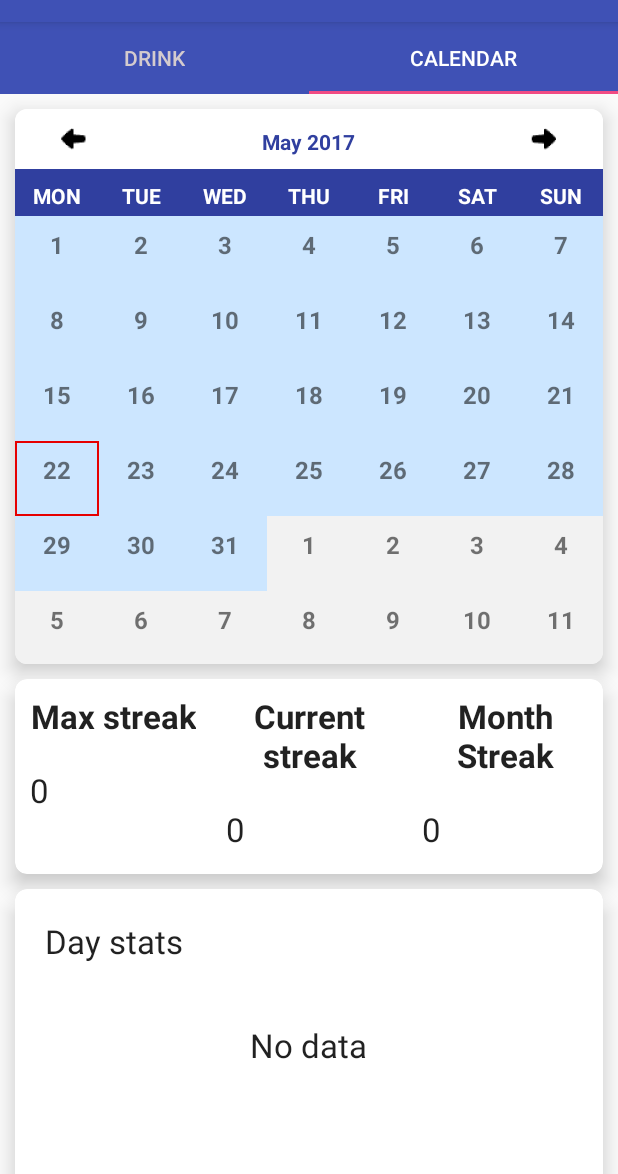
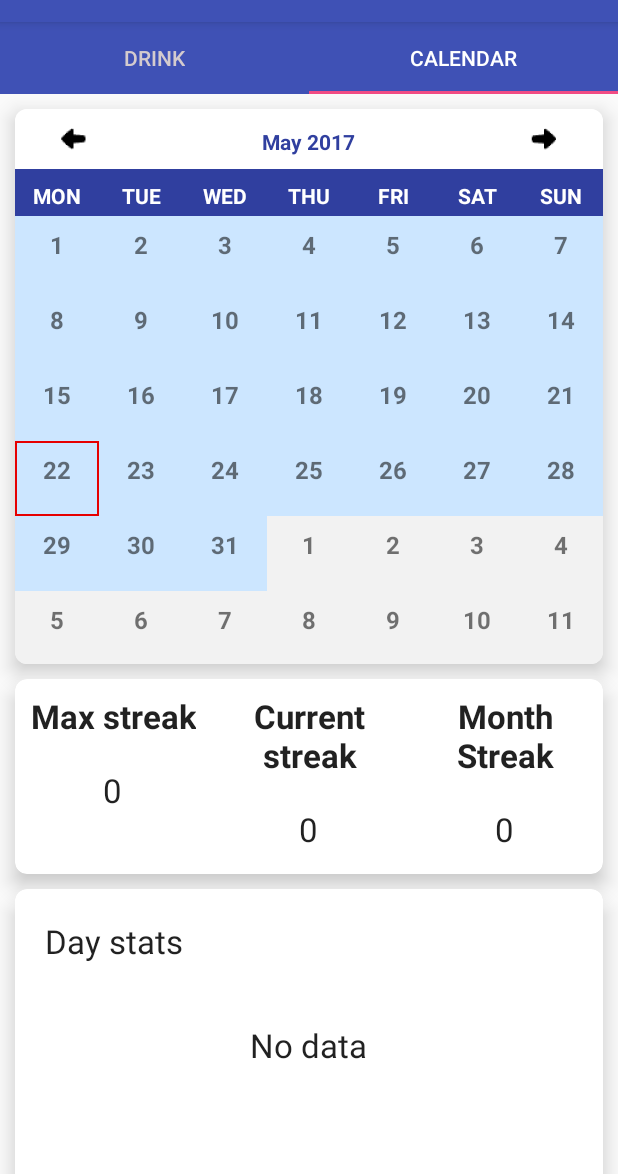
Before and after one commit to eligosoftware/watertime, an Android app: the screen it shows after launch (MainActivity), tab 2 chosen, on a phone screen of 412 x 824 dp, the part 62-1236 px from its top. Run offline under Robolectric (Android 15) with nearby library versions, the phone set to English and light mode, and no system bars.

Commit message:
Solved sql error with current streak and layout gravity of streak values

```diff
--- a/app/src/main/java/com/example/ilgarrasulov/watertime/DatabaseQuery.java
+++ b/app/src/main/java/com/example/ilgarrasulov/watertime/DatabaseQuery.java
@@ -148,7 +148,7 @@ public class DatabaseQuery extends DatabaseObject {
 
                 calendar1.add(Calendar.DAY_OF_MONTH,-1);
 
-                query+=" having max(dt)= '"+convertDateToString(calendar1.getTime(),sdf)+"' or '"+ convertDateToString(calendar.getTime(),sdf) +"' order by streak DESC";
+                query+=" having max(dt)= '"+convertDateToString(calendar1.getTime(),sdf)+"' or max(dt)= '"+ convertDateToString(calendar.getTime(),sdf) +"' order by streak DESC";
                 break;
             case "month":
                 Calendar calendar2= (Calendar) calendar.clone();
--- a/app/src/main/res/layout/calendar_tab.xml
+++ b/app/src/main/res/layout/calendar_tab.xml
@@ -60,7 +60,7 @@
                     />
 
                 <TextView
-                    android:gravity="center"
+                    android:layout_gravity="center"
                     android:layout_width="wrap_content"
                     android:layout_height="wrap_content"
                     android:layout_margin="10dp"
@@ -84,7 +84,7 @@
                     android:textStyle="bold"
                     android:textAppearance="?android:textAppearanceLarge"/>
                 <TextView
-                    android:gravity="center"
+                    android:layout_gravity="center"
                     android:layout_width="wrap_content"
                     android:layout_height="wrap_content"
                     android:layout_margin="10dp"
@@ -109,7 +109,7 @@
                     android:textStyle="bold"
                     android:textAppearance="?android:textAppearanceLarge"/>
                 <TextView
-                    android:gravity="center"
+                    android:layout_gravity="center"
                     android:layout_width="wrap_content"
                     android:layout_height="wrap_content"
                     android:layout_margin="10dp"
```
